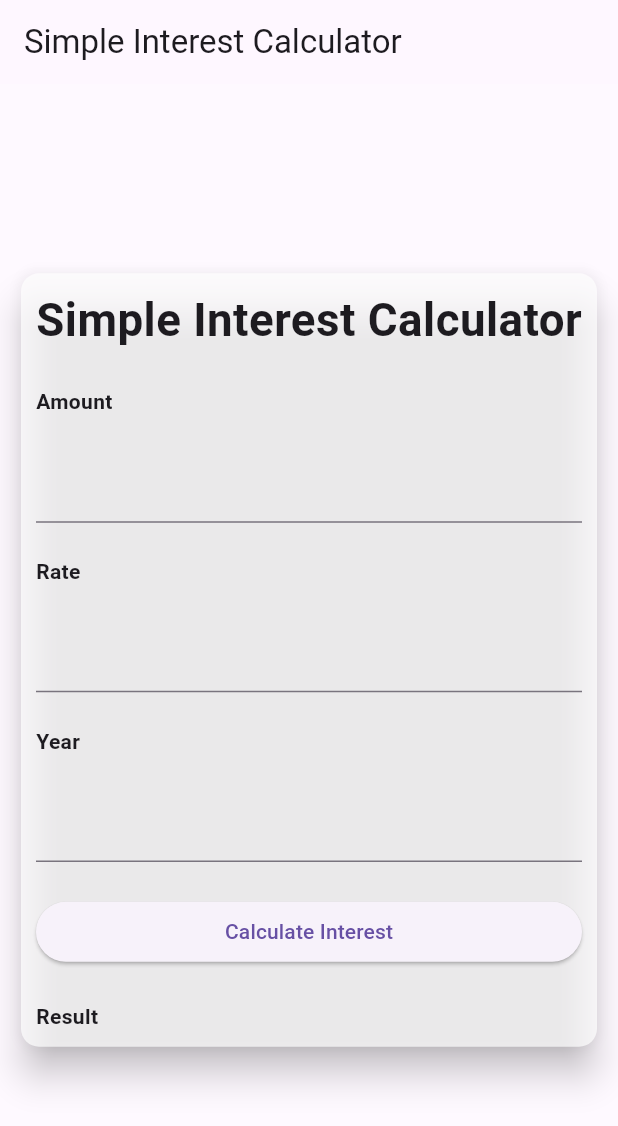
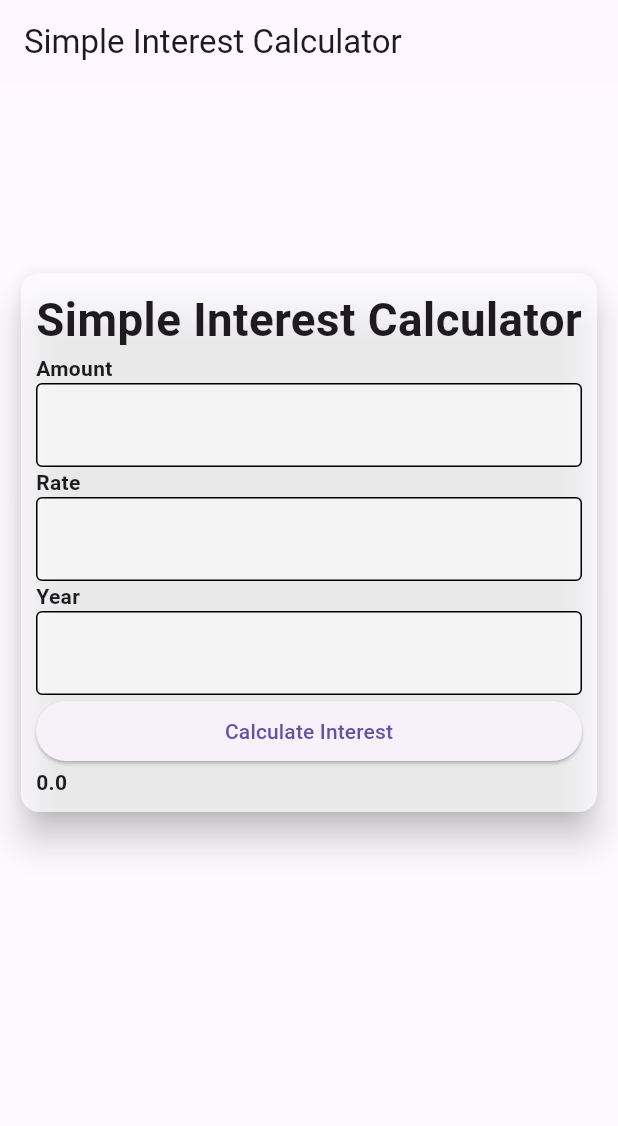
Before and after one commit to theeasylearn/flutter8, a Flutter app: the screen it shows after launch, on a phone screen of 412 x 824 dp. Shown: the top 1126 px of the screen. Run offline on Flutter 3.47's test engine with Material 3 defaults, Android fonts, the phone set to English and light mode, and no system bars; our stand-ins replace assets_audio_player; Roboto replaces fonts that are missing (sfpro).

```diff
--- a/app3/lib/main.dart
+++ b/app3/lib/main.dart
@@ -6,18 +6,51 @@ import 'app_view_expense.dart';
 void main() {
   runApp(SimpleInterestCalculator());
 }
+
 class SimpleInterestCalculator extends StatefulWidget {
-
   @override
-  State<SimpleInterestCalculator> createState() => _SimpleInterestCalculatorState();
+  State<SimpleInterestCalculator> createState() =>
+      _SimpleInterestCalculatorState();
 }
 
 class _SimpleInterestCalculatorState extends State<SimpleInterestCalculator> {
+  TextEditingController amount = new TextEditingController();
+  TextEditingController rate = new TextEditingController();
+  TextEditingController year = new TextEditingController();
+
+  double Amount=0.0,Rate=0.0,Year=0.0,Result=0.0;
+  @override
+  void initState() {
+    // TODO: implement initState
+    super.initState();
+    print("initState method is called....");
+    amount.addListener(() {
+      if (amount.text.isNotEmpty) {
+        Amount = double.parse(amount.text);
+      }
+    });
+
+    rate.addListener(() {
+      if (rate.text.isNotEmpty) {
+        Rate = double.parse(rate.text);
+      }
+    });
+
+    year.addListener(() {
+      if (year.text.isNotEmpty) {
+        Year = double.parse(year.text);
+      }
+    });
+
+  }
+
   @override
   Widget build(BuildContext context) {
+    print("build method is called....");
     return MaterialApp(
       title: "Simple Interest Calculator",
       home: Scaffold(
+        resizeToAvoidBottomInset: true, // Ensures the layout resizes when the keyboard appears
         appBar: AppBar(
           title: Text("Simple Interest Calculator"),
         ),
@@ -25,10 +58,11 @@ class _SimpleInterestCalculatorState extends State<SimpleInterestCalculator> {
           color: Colors.white30,
           child: Padding(
               padding: EdgeInsets.all(10),
-                  child: LayoutBuilder(builder: (context,parent) {
+              child: LayoutBuilder(builder: (context, parent) {
                 return Center(
                   child: SizedBox(
                     height: parent.maxHeight * 0.70,
+                    child: SingleChildScrollView(
                       child: Card(
                         elevation: 10,
                         color: Colors.white70,
@@ -39,64 +73,122 @@ class _SimpleInterestCalculatorState extends State<SimpleInterestCalculator> {
                             mainAxisAlignment: MainAxisAlignment.spaceBetween,
                             children: [
                               FittedBox(
-                                    child: Text("Simple Interest Calculator",style: TextStyle(
+                                child: Text(
+                                  "Simple Interest Calculator",
+                                  style: TextStyle(
                                       fontWeight: FontWeight.bold,
                                       fontSize: 24,
-                                        fontFamily: "sfpro"
-                                    ),),
+                                      fontFamily: "sfpro"),
                                 ),
-                                  Text("Amount",style: TextStyle(
+                              ),
+                              Text(
+                                "Amount",
+                                style: TextStyle(
                                     fontWeight: FontWeight.bold,
-                                      fontFamily: "sfpro"
-                                  ),),
+                                    fontFamily: "sfpro"),
+                              ),
                               TextField(
+                                controller: amount,
                                 keyboardType: TextInputType.number,
                                 decoration: InputDecoration(
-                                      fillColor: Colors.white,
+                                  fillColor: new Color(0x75ffffff),
+                                  filled:
+                                      true, // Ensures the background color is applied
+                                  enabledBorder: OutlineInputBorder(
+                                    borderSide: BorderSide(
+                                      color: Colors.black, // Black border color
+                                      width: 1.0, // Border width
                                     ),
                                   ),
-
-                                  Text("Rate",style: TextStyle(
+                                  focusedBorder: OutlineInputBorder(
+                                    borderSide: BorderSide(
+                                      color: Colors
+                                          .black, // Black border color when focused
+                                      width: 1.0, // Border width when focused
+                                    ),
+                                  ),
+                                ),
+                              ),
+                              Text(
+                                "Rate",
+                                style: TextStyle(
                                     fontWeight: FontWeight.bold,
-                                      fontFamily: "sfpro"
-                                  ),),
+                                    fontFamily: "sfpro"),
+                              ),
                               TextField(
+                                controller: rate,
                                 keyboardType: TextInputType.number,
                                 decoration: InputDecoration(
-                                      fillColor: Colors.white,
+                                  fillColor: new Color(0x75ffffff),
+                                  filled:
+                                      true, // Ensures the background color is applied
+                                  enabledBorder: OutlineInputBorder(
+                                    borderSide: BorderSide(
+                                      color: Colors.black, // Black border color
+                                      width: 1.0, // Border width
                                     ),
                                   ),
-
-                                  Text("Year",style: TextStyle(
+                                  focusedBorder: OutlineInputBorder(
+                                    borderSide: BorderSide(
+                                      color: Colors
+                                          .black, // Black border color when focused
+                                      width: 1.0, // Border width when focused
+                                    ),
+                                  ),
+                                ),
+                              ),
+                              Text(
+                                "Year",
+                                style: TextStyle(
                                     fontWeight: FontWeight.bold,
-                                      fontFamily: "sfpro"
-                                  ),),
+                                    fontFamily: "sfpro"),
+                              ),
                               TextField(
+                                controller: year,
                                 keyboardType: TextInputType.number,
                                 decoration: InputDecoration(
-                                      fillColor: Colors.white,
+                                  fillColor: new Color(0x75ffffff),
+                                  filled:
+                                      true, // Ensures the background color is applied
+                                  enabledBorder: OutlineInputBorder(
+                                    borderSide: BorderSide(
+                                      color: Colors.black, // Black border color
+                                      width: 1.0, // Border width
                                     ),
                                   ),
-
+                                  focusedBorder: OutlineInputBorder(
+                                    borderSide: BorderSide(
+                                      color: Colors
+                                          .black, // Black border color when focused
+                                      width: 1.0, // Border width when focused
+                                    ),
+                                  ),
+                                ),
+                              ),
                               SizedBox(
                                 width: parent.maxWidth,
                                 child: ElevatedButton(
-                                        onPressed: () {},
-                                        child: Text("Calculate Interest")
+                                    onPressed: () {
+                                       setState(() {
+                                         Result =  (Amount * Rate * Year) / 100;
+                                         print("result = $Result");
+                                       });
+                                    },
+                                    child: Text("Calculate Interest")),
                               ),
+                              Text(Result.toString(),
+                                style: TextStyle(
+                                    fontWeight: FontWeight.bold,
+                                    fontFamily: "sfpro"),
                               ),
-                                  Text("Result",style: TextStyle(
-                                      fontWeight: FontWeight.bold,
-                                      fontFamily: "sfpro"
-                                  ),),
                             ],
                           ),
                         ),
                       ),
                     ),
+                  ),
                 );
-                  })
-                ),
+              })),
         ),
       ),
     );
```
Lines whose indentation alone changed are shown as unchanged.
